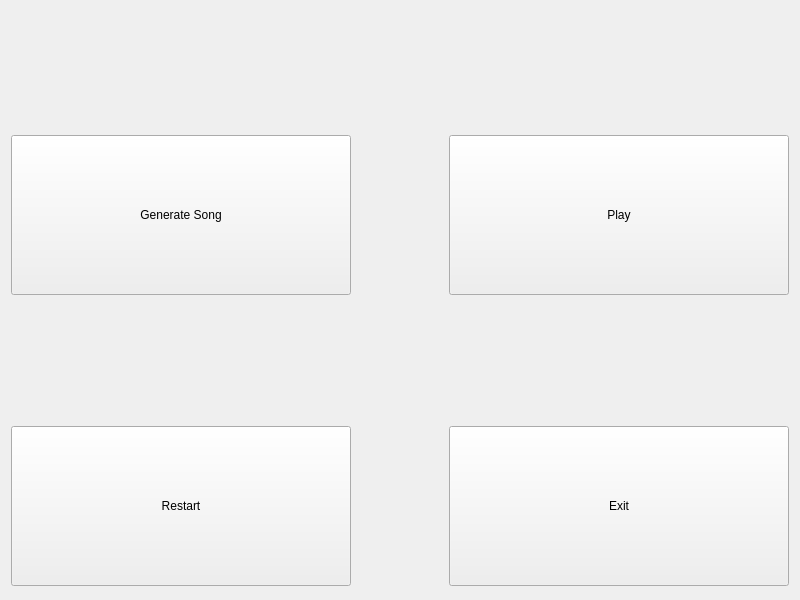
Qt form vocaloid/gui/generatewindow.ui (hw9603/Easy-Sing) before a commit.
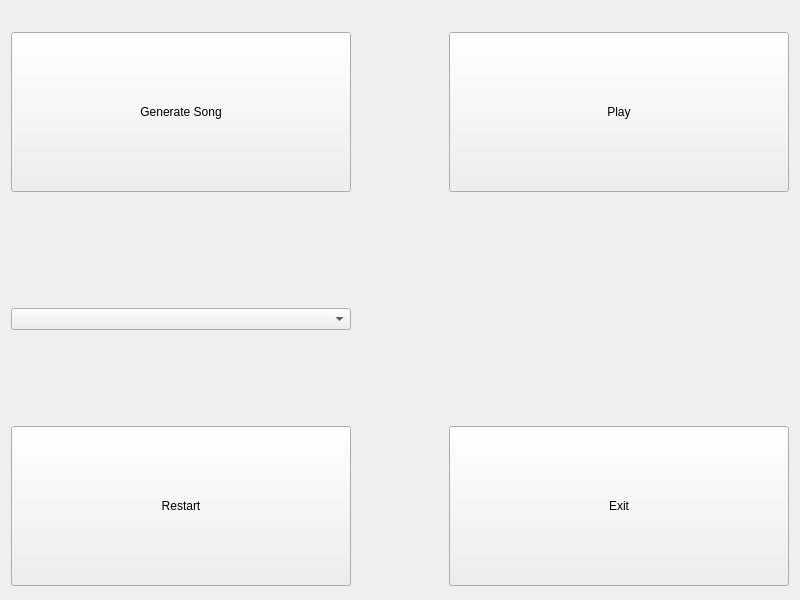
The same form after that commit. Icons and pictures are not drawn.

Diff of the .ui file:
```diff
--- a/vocaloid/gui/generatewindow.ui
+++ b/vocaloid/gui/generatewindow.ui
@@ -39,8 +39,24 @@
   <widget class="QWidget" name="centralWidget">
    <layout class="QVBoxLayout" name="verticalLayout" stretch="5,2">
     <item>
-     <layout class="QHBoxLayout" name="horizontalLayout" stretch="2,1,2">
-      <item alignment="Qt::AlignRight|Qt::AlignVCenter">
+     <layout class="QGridLayout" name="gridLayout">
+      <item row="1" column="2" alignment="Qt::AlignHCenter|Qt::AlignVCenter">
+       <widget class="QPushButton" name="playButton">
+        <property name="minimumSize">
+         <size>
+          <width>340</width>
+          <height>160</height>
+         </size>
+        </property>
+        <property name="styleSheet">
+         <string notr="true">font: 36pt &quot;Arial&quot;;</string>
+        </property>
+        <property name="text">
+         <string>Play</string>
+        </property>
+       </widget>
+      </item>
+      <item row="1" column="0" alignment="Qt::AlignHCenter|Qt::AlignVCenter">
        <widget class="QPushButton" name="generateButton">
         <property name="minimumSize">
          <size>
@@ -56,7 +72,7 @@
         </property>
        </widget>
       </item>
-      <item>
+      <item row="1" column="1">
        <spacer name="horizontalSpacer">
         <property name="orientation">
          <enum>Qt::Horizontal</enum>
@@ -69,19 +85,10 @@
         </property>
        </spacer>
       </item>
-      <item alignment="Qt::AlignLeft|Qt::AlignVCenter">
-       <widget class="QPushButton" name="playButton">
-        <property name="minimumSize">
-         <size>
-          <width>340</width>
-          <height>160</height>
-         </size>
-        </property>
+      <item row="2" column="0" alignment="Qt::AlignVCenter">
+       <widget class="QComboBox" name="comboBox">
         <property name="styleSheet">
-         <string notr="true">font: 36pt &quot;Arial&quot;;</string>
-        </property>
-        <property name="text">
-         <string>Play</string>
+         <string notr="true">font: 18pt &quot;.SF NS Text&quot;;</string>
         </property>
        </widget>
       </item>
```
